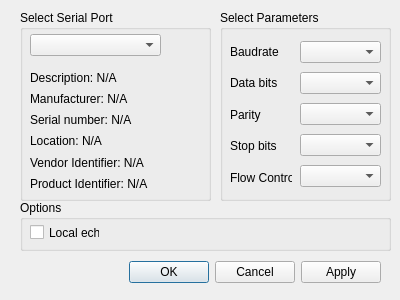
This is src/serialdialog.ui in cskv/atlas-tentacle as Qt 5 draws it before an edit. The edited form follows.
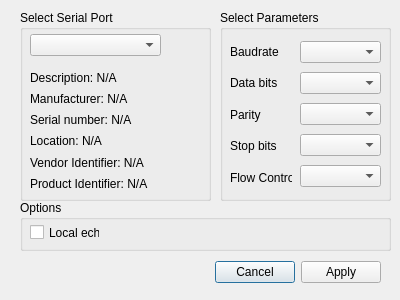
This is the edited form.

Commit message: Added 57600 baud to serialdialog

Patch:
```diff
--- a/src/serialdialog.ui
+++ b/src/serialdialog.ui
@@ -26,7 +26,7 @@
     <enum>Qt::Horizontal</enum>
    </property>
    <property name="standardButtons">
-    <set>QDialogButtonBox::Apply|QDialogButtonBox::Cancel|QDialogButtonBox::Ok</set>
+    <set>QDialogButtonBox::Apply|QDialogButtonBox::Cancel</set>
    </property>
    <property name="centerButtons">
     <bool>false</bool>
```
The commit also changes 1 other file.
